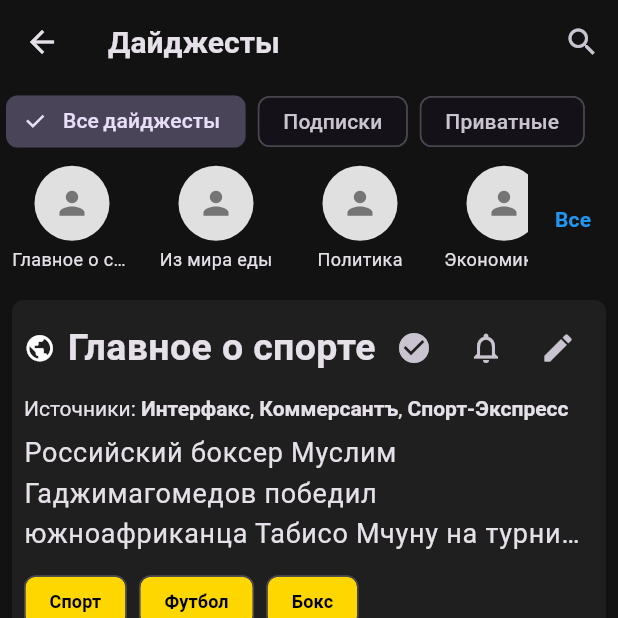
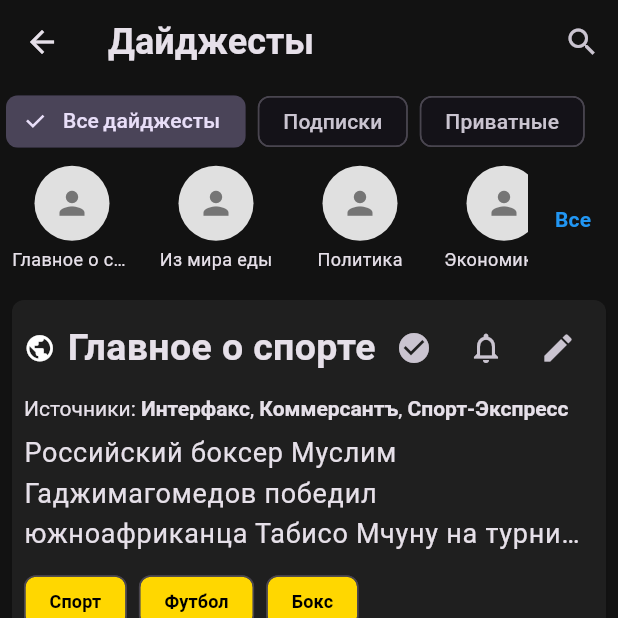
Before and after one commit to KcasTischaWattt/crosswords-mobile-app, a Flutter app: the DigestsPage screen opened directly, on a phone screen of 412 x 824 dp, the top half of it. Run offline on Flutter 3.47's test engine with Material 3 defaults, Android fonts, the phone set to English and light mode, and no system bars; our stand-ins replace google_fonts, velocity_x.

Commit message:
Increase font size for subscription title in DigestsPage

```diff
--- a/lib/screens/digests_page.dart
+++ b/lib/screens/digests_page.dart
@@ -833,7 +833,7 @@ class _DigestsPageState extends State<DigestsPage> {
               : selectedSubscription!.title,
           key: ValueKey(subscriptionProvider.selectedSubscriptionId),
           overflow: TextOverflow.ellipsis,
-          style: const TextStyle(fontSize: 20, fontWeight: FontWeight.bold),
+          style: const TextStyle(fontSize: 24, fontWeight: FontWeight.bold),
         ),
       ),
       leading: subscriptionProvider.selectedSubscriptionId != null
```
